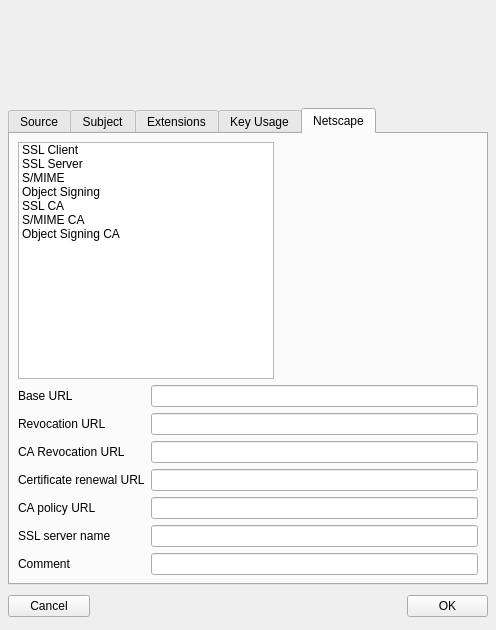
The window that ui/NewX509.ui (chris2511/xca) describes before a commit, drawn with Qt 5.
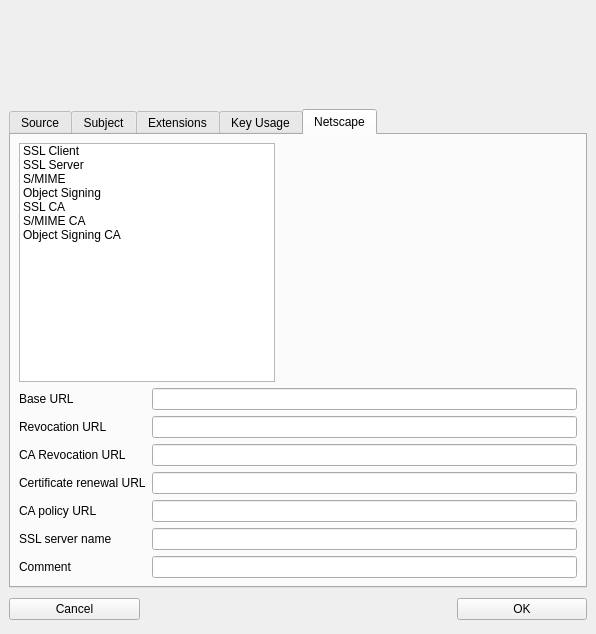
The same window after the commit. The open tabs and pages were chosen to show the change. Custom widgets are drawn as their Qt base class.

```diff
--- a/ui/NewX509.ui
+++ b/ui/NewX509.ui
@@ -8,8 +8,8 @@
    <rect>
     <x>0</x>
     <y>0</y>
-    <width>496</width>
-    <height>630</height>
+    <width>596</width>
+    <height>634</height>
    </rect>
   </property>
   <property name="windowTitle" >
@@ -17,7 +17,7 @@
   </property>
   <layout class="QVBoxLayout" >
    <property name="margin" >
-    <number>8</number>
+    <number>9</number>
    </property>
    <property name="spacing" >
     <number>6</number>
@@ -1291,7 +1291,6 @@
         </layout>
        </item>
        <item>
-        <widget class="QWidget" name="widget_4_2" >
          <layout class="QGridLayout" >
           <property name="margin" >
            <number>0</number>
@@ -1374,11 +1373,28 @@
            </widget>
           </item>
          </layout>
-        </widget>
        </item>
       </layout>
-      <widget class="QWidget" name="widget_3_2" />
-      <widget class="QWidget" name="widget_5" />
+      <widget class="QWidget" native="1" name="widget_3_2" >
+       <property name="geometry" >
+        <rect>
+         <x>0</x>
+         <y>0</y>
+         <width>100</width>
+         <height>30</height>
+        </rect>
+       </property>
+      </widget>
+      <widget class="QWidget" native="1" name="widget_5" >
+       <property name="geometry" >
+        <rect>
+         <x>0</x>
+         <y>0</y>
+         <width>100</width>
+         <height>30</height>
+        </rect>
+       </property>
+      </widget>
      </widget>
     </widget>
    </item>
```
Left out of the diff: 62 changed lines with no effect on the pictures. Lines whose indentation alone changed are shown as unchanged.
